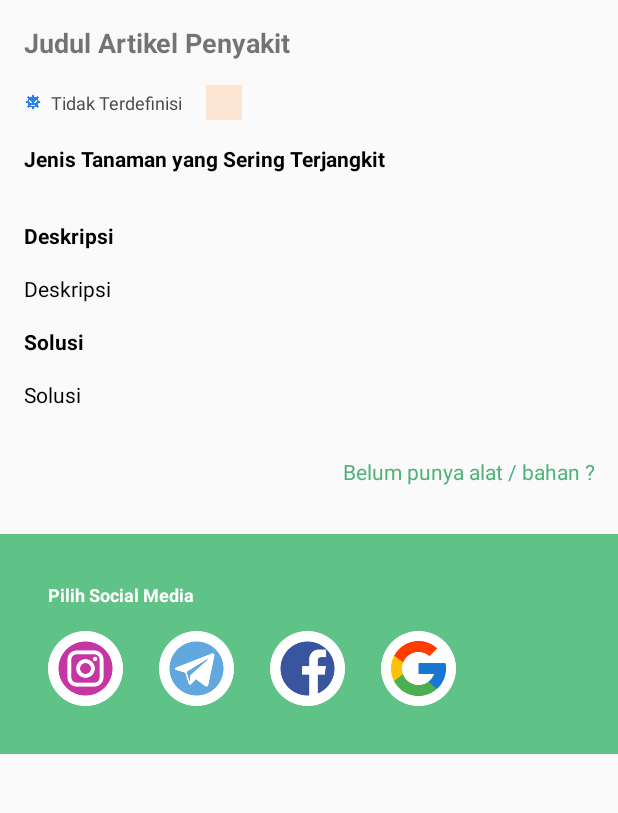
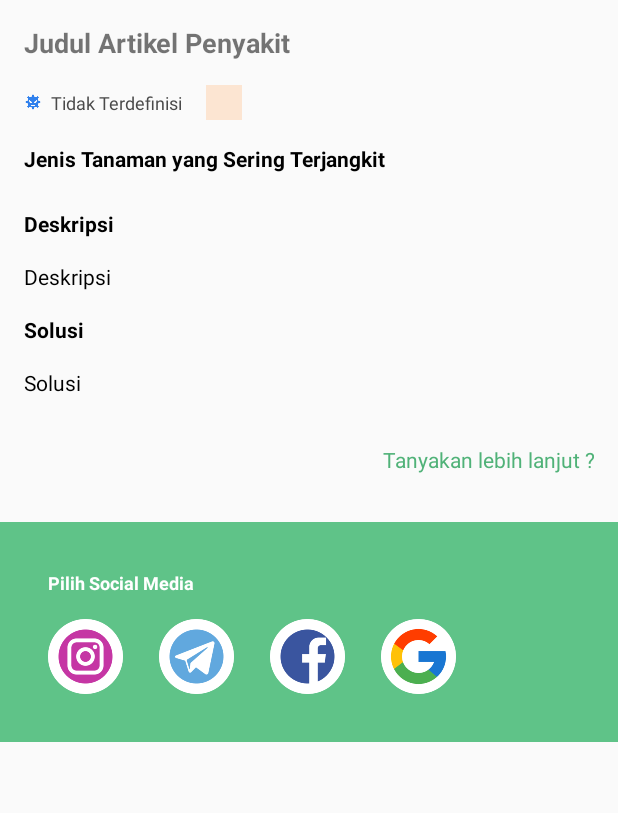
Before and after one commit to imannrhman/Plantie, an Android app: the DetailPenyakit screen opened directly, with no data from a screen before it, after a tap on an icon or button, on a phone screen of 412 x 824 dp, the part 384-1197 px from its top. Run offline under Robolectric (Android 15) with nearby library versions, the phone set to English and light mode, and no system bars; our stand-ins replace Firebase (no records; nobody signed in at launch, a user with empty details on screens opened directly); libraries missing offline, so code that uses them is left out: com.facebook; pictures from the network do not load; 15 statements that could not run were skipped; 3 other taps on this screen came first.

Commit message:
margin recyclerview jenis_tanaman

```diff
--- a/app/src/main/res/layout/activity_detail_penyakit.xml
+++ b/app/src/main/res/layout/activity_detail_penyakit.xml
@@ -129,7 +129,9 @@
                     android:textColor="#000"
                     android:textSize="14sp"
                     android:textStyle="bold"
-                    android:layout_margin="16dp"
+                    android:layout_marginLeft="16dp"
+                    android:layout_marginTop="16dp"
+                    android:layout_marginBottom="8dp"
                     android:layout_marginRight="16dp"/>
 
                 <androidx.recyclerview.widget.RecyclerView
@@ -151,8 +153,10 @@
             android:textColor="#000"
             android:textSize="14sp"
             android:textStyle="bold"
-            android:layout_margin="16dp"
-            android:layout_marginRight="16dp"/>
+            android:layout_marginLeft="16dp"
+            android:layout_marginRight="16dp"
+            android:layout_marginTop="16dp"
+            android:layout_marginBottom="16dp"/>
 
             <TextView
                 android:id="@+id/txt_deskripsi"
@@ -188,7 +192,7 @@
                 android:id="@+id/txt_contact_button"
                 android:layout_width="match_parent"
                 android:layout_height="wrap_content"
-                android:text="Belum punya alat / bahan ?"
+                android:text="Tanyakan lebih lanjut ?"
                 android:textColor="#50B278"
                 android:textSize="14sp"
                 android:textAlignment="textEnd"
```
